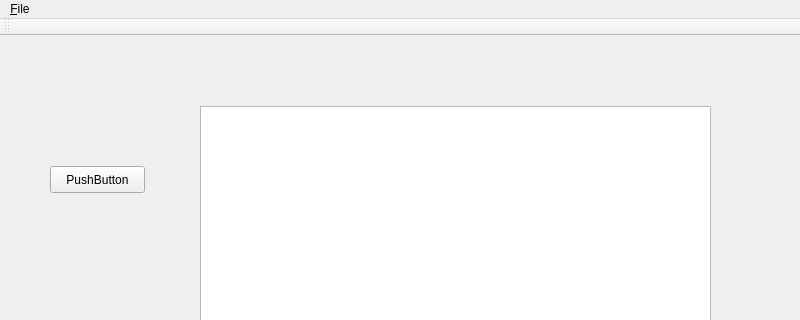
This is TeacherHelper/src/mainForm.ui in jeremydumais/TeacherHelper as Qt 5 draws it before an edit; both pictures show x 0 to 800 and y 0 to 320 of the 800 by 600 pixel window. The edited form follows.
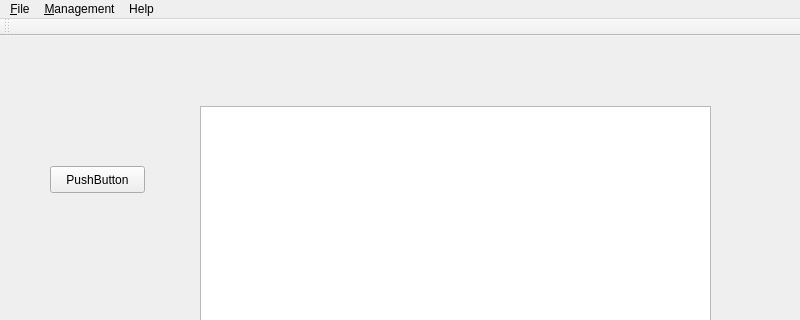
This is the edited form.

```diff
--- a/TeacherHelper/src/mainForm.ui
+++ b/TeacherHelper/src/mainForm.ui
@@ -53,7 +53,23 @@
     </property>
     <addaction name="action_Quit"/>
    </widget>
+   <widget class="QMenu" name="menuGestion">
+    <property name="title">
+     <string>&amp;Management</string>
+    </property>
+    <addaction name="action_Students"/>
+    <addaction name="action_Classes"/>
+    <addaction name="action_Schools"/>
+   </widget>
+   <widget class="QMenu" name="menuHelp">
+    <property name="title">
+     <string>Help</string>
+    </property>
+    <addaction name="action_About"/>
+   </widget>
    <addaction name="menu_File"/>
+   <addaction name="menuGestion"/>
+   <addaction name="menuHelp"/>
   </widget>
   <widget class="QStatusBar" name="statusbar"/>
   <widget class="QToolBar" name="toolBar">
```
Left out of the diff: 24 changed lines with no effect on the pictures.
